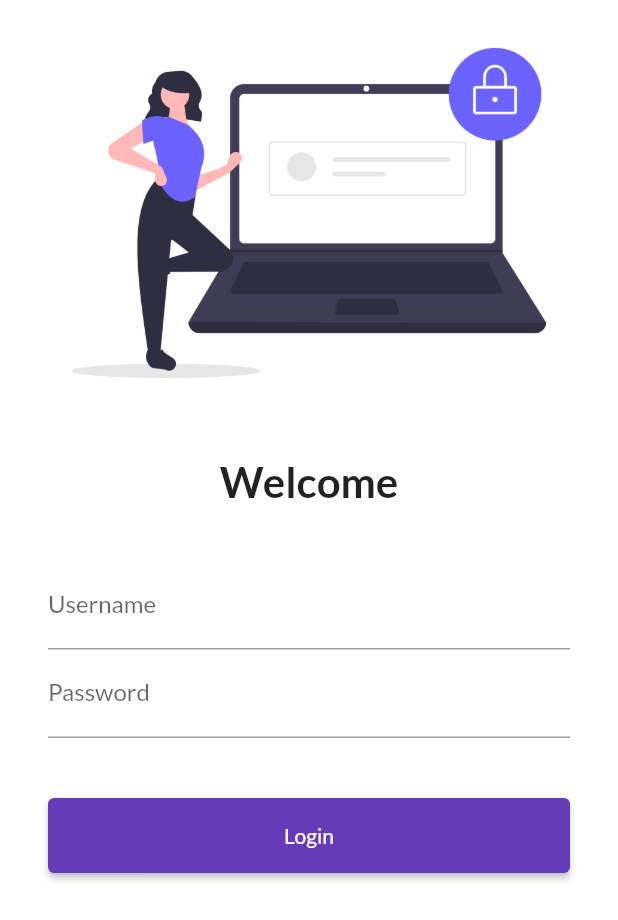
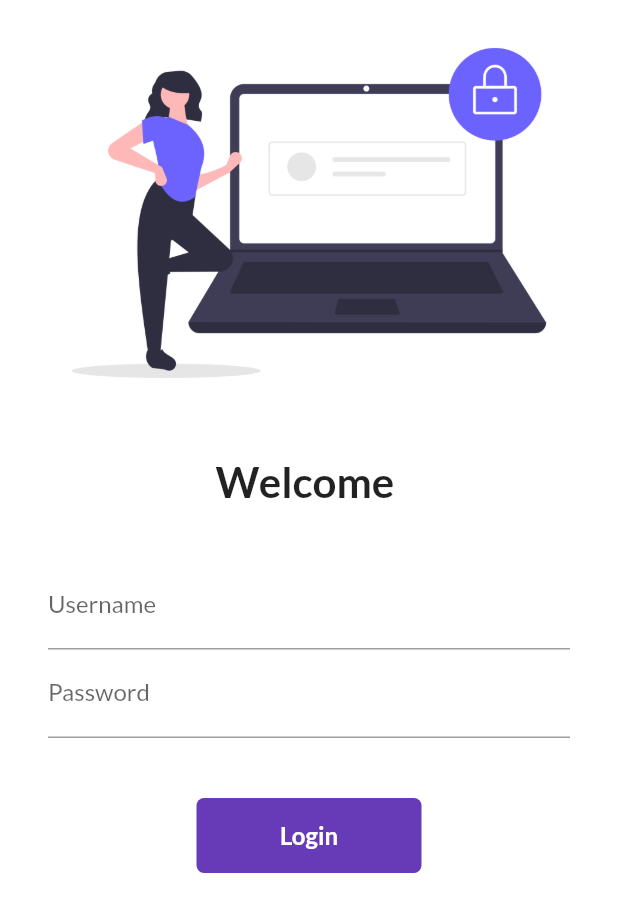
Before and after one commit to Sushanmah/Flutter-learn, a Flutter app: the screen it shows after launch, on a phone screen of 412 x 824 dp. Shown: the top 920 px of the screen. Run offline on Flutter 3.47's test engine with Material 2 defaults, Android fonts, the phone set to English and light mode, and no system bars; our stand-ins replace google_fonts.

```diff
--- a/analysis_options.yaml
+++ b/analysis_options.yaml
@@ -22,6 +22,7 @@ linter:
   # `// ignore_for_file: name_of_lint` syntax on the line or in the file
   # producing the lint.
   rules:
+    prefer_const_constructors : false
     # avoid_print: false  # Uncomment to disable the `avoid_print` rule
     # prefer_single_quotes: true  # Uncomment to enable the `prefer_single_quotes` rule
 
--- a/lib/screens/login_page.dart
+++ b/lib/screens/login_page.dart
@@ -1,9 +1,16 @@
 import 'package:flutter/material.dart';
 import 'package:flutter_application_1/utils/routes.dart';
 
-class LoginPage extends StatelessWidget {
+class LoginPage extends StatefulWidget {
   const LoginPage({Key? key}) : super(key: key);
 
+  @override
+  State<LoginPage> createState() => _LoginPageState();
+}
+
+class _LoginPageState extends State<LoginPage> {
+  String name = "";
+  bool changedButton = false;
   @override
   Widget build(BuildContext context) {
     return Material(
@@ -19,7 +26,7 @@ class LoginPage extends StatelessWidget {
               SizedBox(
                 height: 20,
               ),
-              const Text("Welcome",
+              Text("Welcome $name",
                   style: TextStyle(
                     fontSize: 28,
                     fontWeight: FontWeight.bold,
@@ -35,6 +42,10 @@ class LoginPage extends StatelessWidget {
                     TextFormField(
                       decoration: InputDecoration(
                           labelText: "Username", hintText: "Enter username"),
+                      onChanged: (value) {
+                        name = value;
+                        setState(() {});
+                      },
                     ),
                     TextFormField(
                       decoration: InputDecoration(
@@ -44,14 +55,45 @@ class LoginPage extends StatelessWidget {
                     SizedBox(
                       height: 40,
                     ),
-                    ElevatedButton(
-                      onPressed: () {
+                    InkWell(
+                      onTap: () async {
+                        setState(() {
+                          changedButton = true;
+                        });
+                        await Future.delayed(Duration(seconds: 1));
                         Navigator.pushNamed(context, MyRoutes.HomeRoute);
                       },
-                      child: Text("Login"),
-                      style:
-                          ElevatedButton.styleFrom(minimumSize: Size(400, 50)),
+                      child: AnimatedContainer(
+                        duration: Duration(seconds: 1),
+                        alignment: Alignment.center,
+                        width: changedButton ? 50 : 150,
+                        height: 50,
+                        child: changedButton
+                            ? Icon(
+                                Icons.done,
+                                color: Colors.white,
+                              )
+                            : Text(
+                                "Login",
+                                style: TextStyle(
+                                    color: Colors.white,
+                                    fontSize: 16,
+                                    fontWeight: FontWeight.bold),
+                              ),
+                        decoration: BoxDecoration(
+                            color: Colors.deepPurple,
+                            borderRadius:
+                                BorderRadius.circular(changedButton ? 50 : 5)),
+                      ),
                     )
+                    // ElevatedButton(
+                    //   onPressed: () {
+                    //     Navigator.pushNamed(context, MyRoutes.HomeRoute);
+                    //   },
+                    //   child: Text("Login"),
+                    //   style:
+                    //       ElevatedButton.styleFrom(minimumSize: Size(400, 50)),
+                    // )
                   ],
                 ),
               )
```
